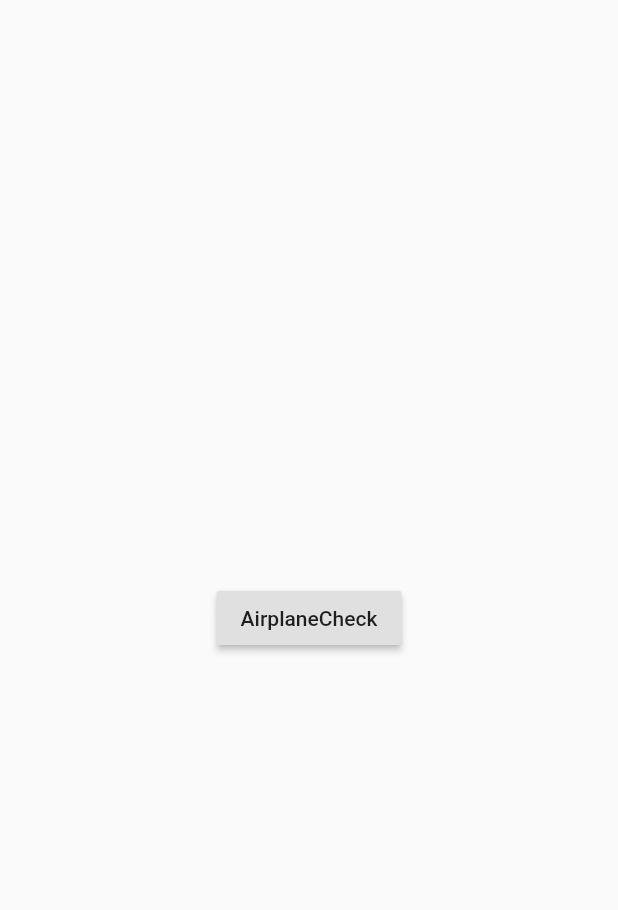
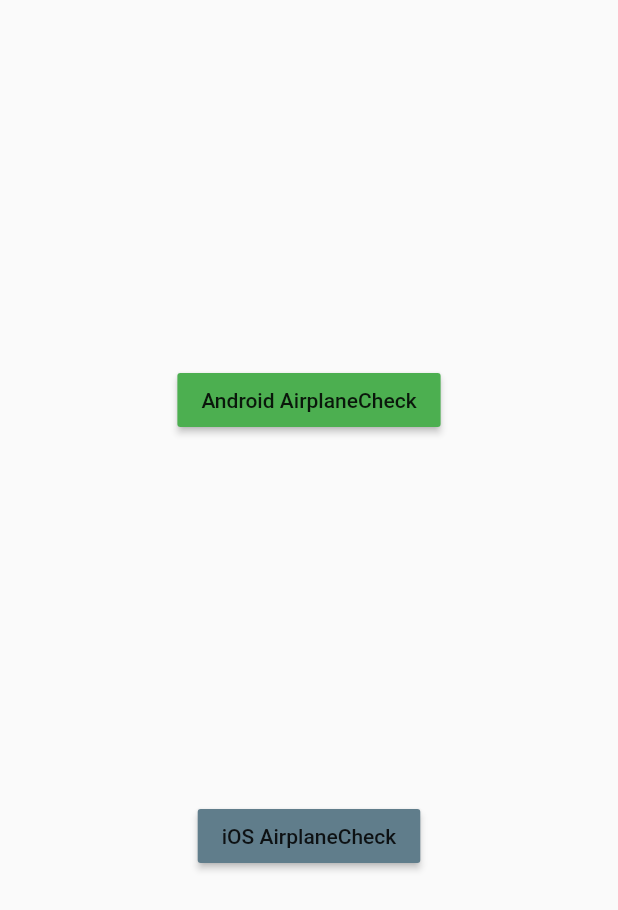
Before and after one commit to songyiYu/flutter_airplane_mode_detection, a Flutter app: the screen it shows after launch, on a phone screen of 412 x 824 dp. Shown: the top 910 px of the screen. Run offline on Flutter 3.47's test engine with Material 2 defaults, Android fonts, the phone set to English and light mode, and no system bars.

Commit message:
main , iOS code Update

```diff
--- a/example/lib/main.dart
+++ b/example/lib/main.dart
@@ -50,8 +50,15 @@ class _MyAppState extends State<MyApp> {
                     children: [
 
                       RaisedButton(
-                          child: Text('AirplaneCheck'),
-                          onPressed: () => AirplaneModeDetection.launch()
+                          child: Text('Android AirplaneCheck'),
+                          onPressed: () => AirplaneModeDetection.launch(android: "androidCheck"),
+                        color: Colors.green,
+                      ),
+                      RaisedButton(
+                          child: Text('iOS AirplaneCheck'),
+                          onPressed: () => AirplaneModeDetection.launch(iOS: "iOSCheck"),
+                        color: Colors.blueGrey,
+
                       )
                     ]
                 )
--- a/lib/airplane_mode_detection.dart
+++ b/lib/airplane_mode_detection.dart
@@ -4,16 +4,17 @@ import 'package:flutter/services.dart';
 
 class AirplaneModeDetection {
   static const MethodChannel _channel =
-  const MethodChannel('flutter.moum.airplane_mode_detection');
+  const MethodChannel('airplane_mode_detection');
 
   static Future<String> get platformVersion async {
     final String version = await _channel.invokeMethod('getPlatformVersion');
     return version;
   }
 
-  static void launch() async {
+  static void launch({String android, String iOS}) async {
     await _channel.invokeMethod(
-        'detectairplane');
+        'detectairplane', {'and': android , 'ios': iOS});
     print("launch is success!");
+    print(iOS);
   }
 }
```
Also changed, not shown: 1 other file.
